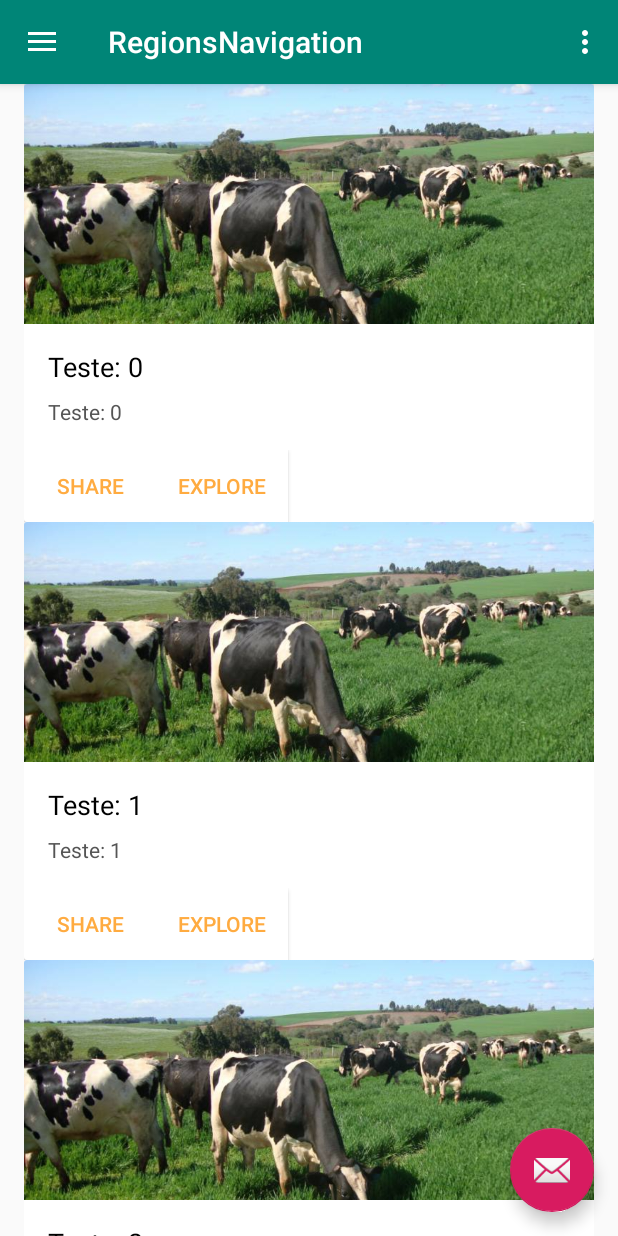
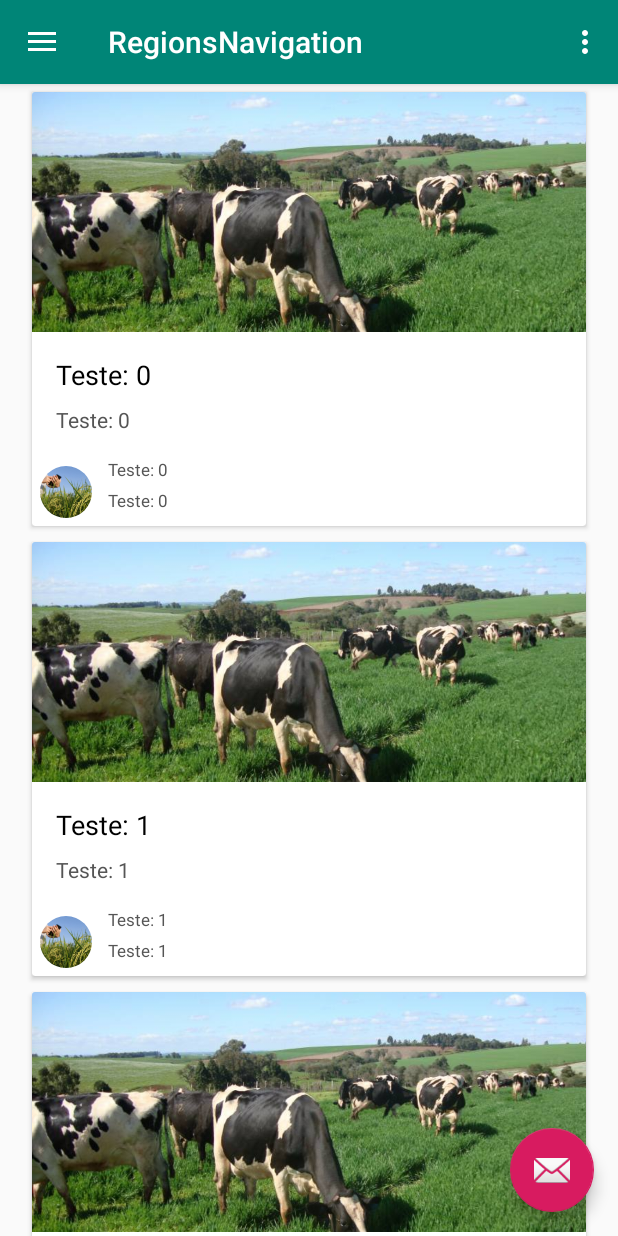
Before and after one commit to caiomcg/AgroTec, an Android app: the fragment MataFragment placed in its activity, on a phone screen of 412 x 824 dp. Run offline under Robolectric (Android 15) with nearby library versions, the phone set to English and light mode, and no system bars; our stand-ins replace CircleImageView; network calls fail; pictures from the network do not load; 4 statements that could not run were skipped.

Commit message:
change item layout

```diff
--- a/app/build.gradle
+++ b/app/build.gradle
@@ -29,6 +29,7 @@ dependencies {
     implementation 'com.android.support:support-v4:28.0.0'
     implementation 'com.android.support:design:28.0.0'
     implementation 'com.android.support:recyclerview-v7:28.0.0'
+    implementation 'de.hdodenhof:circleimageview:2.2.0'
     testImplementation 'junit:junit:4.12'
     androidTestImplementation 'com.android.support.test:runner:1.0.2'
     androidTestImplementation 'com.android.support.test.espresso:espresso-core:3.0.2'
--- a/app/src/main/java/com/caiomcg/es/MyItemRecyclerViewAdapter.java
+++ b/app/src/main/java/com/caiomcg/es/MyItemRecyclerViewAdapter.java
@@ -1,9 +1,11 @@
 package com.caiomcg.es;
 
+import android.net.Uri;
 import android.support.v7.widget.RecyclerView;
 import android.view.LayoutInflater;
 import android.view.View;
 import android.view.ViewGroup;
+import android.widget.ImageView;
 import android.widget.TextView;
 
 import com.caiomcg.es.MataFragment.OnListFragmentInteractionListener;
@@ -37,6 +39,10 @@ public class MyItemRecyclerViewAdapter extends RecyclerView.Adapter<MyItemRecycl
         holder.mTitle.setText(mValues.get(position));
         holder.mDescription.setText(mValues.get(position));
 
+        holder.mUserName.setText(mValues.get(position));
+        holder.mUserDate.setText(mValues.get(position));
+        //holder.mUserImageProfile.setImageURI(Uri.parse("https://avatars3.githubusercontent.com/u/11435231?s=400&u=55b9178d434edb72fc13a8b2f1bf46b47d48326e&v=4"));
+
         holder.mView.setOnClickListener(new View.OnClickListener() {
             @Override
             public void onClick(View v) {
@@ -58,12 +64,18 @@ public class MyItemRecyclerViewAdapter extends RecyclerView.Adapter<MyItemRecycl
         public final View mView;
         public final TextView mTitle;
         public final TextView mDescription;
+        public final TextView mUserName;
+        public final TextView mUserDate;
+        public final ImageView mUserImageProfile;
 
         public ViewHolder(View view) {
             super(view);
             mView = view;
             mTitle = (TextView) view.findViewById(R.id.item_mata_title);
             mDescription = (TextView) view.findViewById(R.id.item_mata_description);
+            mUserName = (TextView) view.findViewById(R.id.item_mata_userName);
+            mUserDate = (TextView) view.findViewById(R.id.item_mata_date);
+            mUserImageProfile = (ImageView) view.findViewById(R.id.item_mata_userImageProfile);
         }
     }
 }
--- a/app/src/main/res/layout/fragment_item.xml
+++ b/app/src/main/res/layout/fragment_item.xml
@@ -2,11 +2,13 @@
 <LinearLayout xmlns:android="http://schemas.android.com/apk/res/android"
     android:layout_width="wrap_content"
     android:layout_height="wrap_content"
+    xmlns:app="http://schemas.android.com/apk/res-auto"
     android:orientation="horizontal">
 
     <android.support.v7.widget.CardView
         android:layout_width="match_parent"
-        android:layout_height="wrap_content">
+        android:layout_height="wrap_content"
+        android:layout_margin="5dp">
 
         <LinearLayout
             android:layout_width="match_parent"
@@ -42,22 +44,41 @@
             </LinearLayout>
 
             <LinearLayout
+                android:orientation="horizontal"
                 android:layout_width="match_parent"
                 android:layout_height="wrap_content">
 
-                <Button
-                    android:layout_width="wrap_content"
-                    android:layout_height="wrap_content"
-                    android:text="@string/action_share"
-                    android:textColor="#FFAB40"
-                    android:background="#fff"/>
+                <de.hdodenhof.circleimageview.CircleImageView
+                    xmlns:app="http://schemas.android.com/apk/res-auto"
+                    android:padding="5dp"
+                    android:id="@+id/item_mata_userImageProfile"
+                    android:layout_width="45dp"
+                    android:layout_height="45dp"
+                    android:src="@drawable/agro"
+                    app:civ_border_color="#FF000000"/>
 
-                <Button
-                    android:layout_width="wrap_content"
-                    android:layout_height="wrap_content"
-                    android:text="@string/action_explore"
-                    android:textColor="#FFAB40"
-                    android:background="#fff"/>
+                <LinearLayout
+                    android:orientation="vertical"
+                    android:layout_width="match_parent"
+                    android:layout_height="wrap_content">
+
+                    <TextView
+                        android:id="@+id/item_mata_userName"
+                        android:layout_width="wrap_content"
+                        android:layout_height="wrap_content"
+                        android:textColor="#555"
+                        android:textSize="11dp"
+                        android:layout_marginLeft="5dp"/>
+
+                    <TextView
+                        android:id="@+id/item_mata_date"
+                        android:layout_width="wrap_content"
+                        android:layout_height="wrap_content"
+                        android:textColor="#555"
+                        android:textSize="11dp"
+                        android:layout_marginLeft="5dp"
+                        android:layout_marginTop="5dp"/>
+                </LinearLayout>
             </LinearLayout>
         </LinearLayout>
     </android.support.v7.widget.CardView>
```
